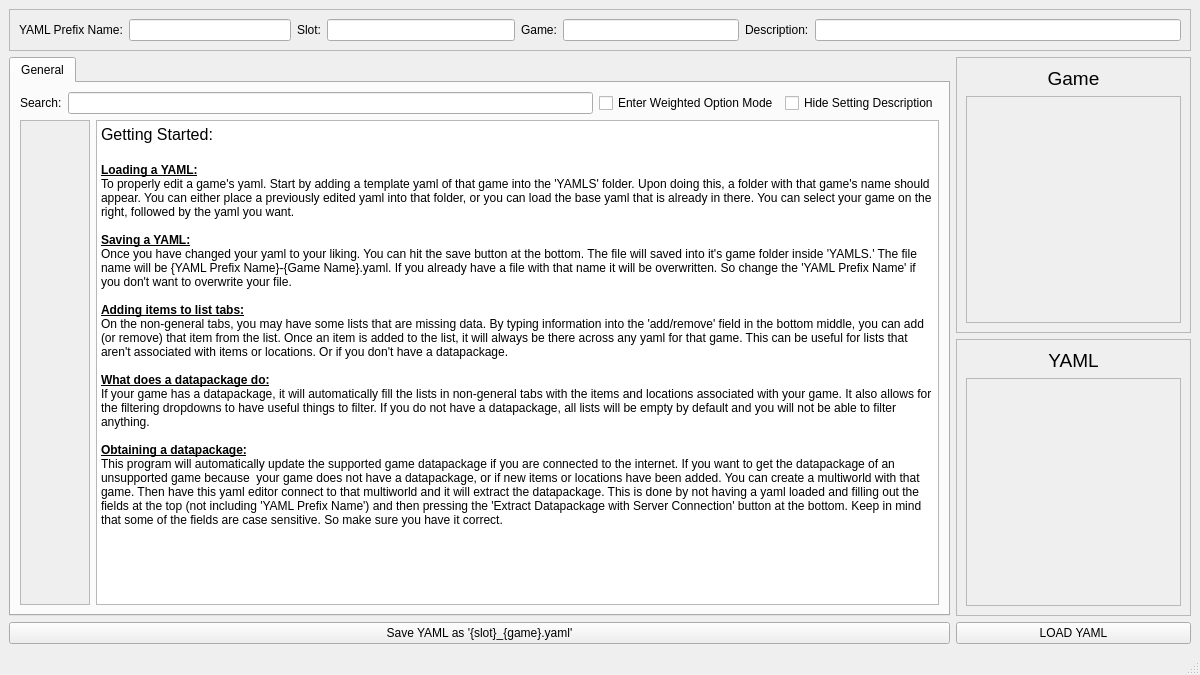
Above: main.ui from RayStormThunder/yaml_editor before the change. Below: the same form after it.
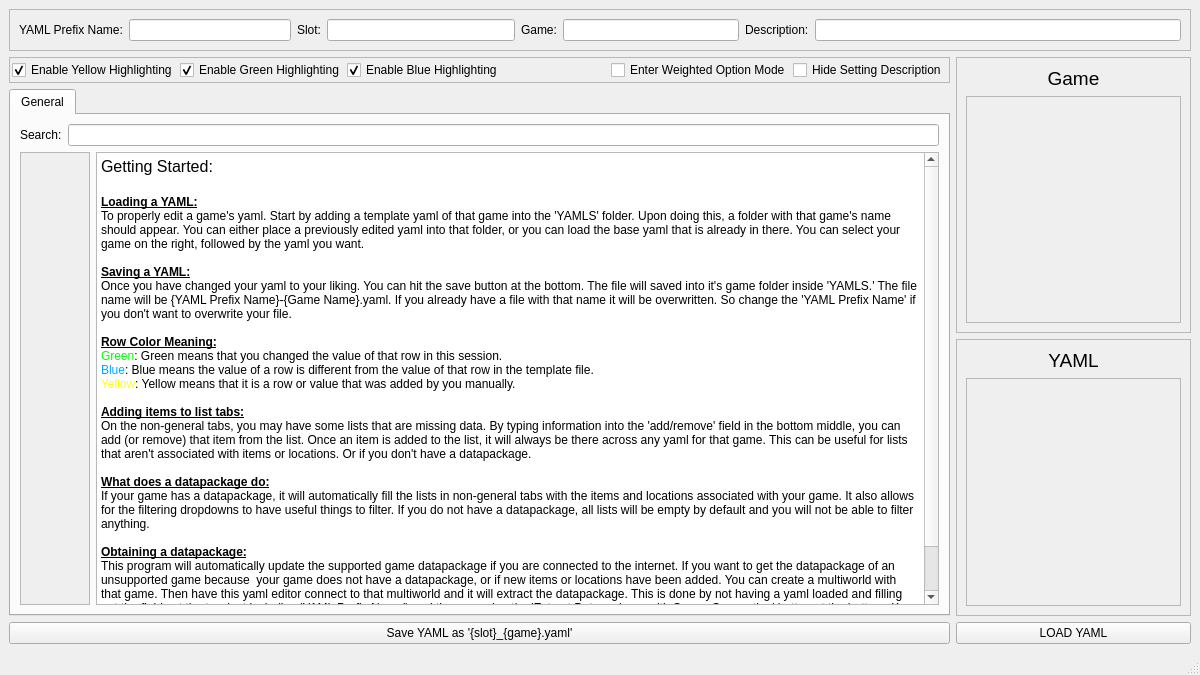
That is the form after the change.

The edit to the form file:
```diff
--- a/main.ui
+++ b/main.ui
@@ -29,7 +29,7 @@
       <property name="frameShadow">
        <enum>QFrame::Shadow::Raised</enum>
       </property>
-      <layout class="QHBoxLayout" name="horizontalLayout">
+      <layout class="QVBoxLayout" name="verticalLayout_8">
        <item>
         <layout class="QHBoxLayout" name="TopBar" stretch="5,4,4,8">
          <item>
@@ -96,6 +96,92 @@
     <item>
      <layout class="QHBoxLayout" name="MainHorizontal" stretch="4,1">
       <item>
+       <layout class="QVBoxLayout" name="verticalLayout_9">
+        <item>
+         <widget class="QFrame" name="Settings">
+          <property name="frameShape">
+           <enum>QFrame::Shape::StyledPanel</enum>
+          </property>
+          <property name="frameShadow">
+           <enum>QFrame::Shadow::Raised</enum>
+          </property>
+          <layout class="QHBoxLayout" name="horizontalLayout">
+           <property name="spacing">
+            <number>2</number>
+           </property>
+           <property name="leftMargin">
+            <number>2</number>
+           </property>
+           <property name="topMargin">
+            <number>2</number>
+           </property>
+           <property name="rightMargin">
+            <number>2</number>
+           </property>
+           <property name="bottomMargin">
+            <number>2</number>
+           </property>
+           <item>
+            <widget class="QCheckBox" name="RedState">
+             <property name="text">
+              <string>Enable Yellow Highlighting</string>
+             </property>
+             <property name="checked">
+              <bool>true</bool>
+             </property>
+            </widget>
+           </item>
+           <item>
+            <widget class="QCheckBox" name="GreenState">
+             <property name="text">
+              <string>Enable Green Highlighting</string>
+             </property>
+             <property name="checked">
+              <bool>true</bool>
+             </property>
+            </widget>
+           </item>
+           <item>
+            <widget class="QCheckBox" name="BlueState">
+             <property name="text">
+              <string>Enable Blue Highlighting</string>
+             </property>
+             <property name="checked">
+              <bool>true</bool>
+             </property>
+            </widget>
+           </item>
+           <item>
+            <spacer name="horizontalSpacer">
+             <property name="orientation">
+              <enum>Qt::Orientation::Horizontal</enum>
+             </property>
+             <property name="sizeHint" stdset="0">
+              <size>
+               <width>40</width>
+               <height>20</height>
+              </size>
+             </property>
+            </spacer>
+           </item>
+           <item>
+            <widget class="QCheckBox" name="WeightedSettingsEnabled">
+             <property name="text">
+              <string>Enter Weighted Option Mode</string>
+             </property>
+            </widget>
+           </item>
+           <item>
+            <widget class="QCheckBox" name="HideDescriptionTextEnabled">
+             <property name="text">
+              <string>Hide Setting Description</string>
+             </property>
+            </widget>
+           </item>
+          </layout>
+         </widget>
+        </item>
+        <item>
        <widget class="QTabWidget" name="MainTabs">
         <widget class="QWidget" name="General">
          <attribute name="title">
@@ -114,20 +200,6 @@
             <item>
              <widget class="QLineEdit" name="SearchField"/>
             </item>
-            <item>
-             <widget class="QCheckBox" name="WeightedSettingsEnabled">
-              <property name="text">
-               <string>Enter Weighted Option Mode</string>
-              </property>
-             </widget>
-            </item>
-            <item>
-             <widget class="QCheckBox" name="HideDescriptionTextEnabled">
-              <property name="text">
-               <string>Hide Setting Description</string>
-              </property>
-             </widget>
-            </item>
            </layout>
           </item>
           <item>
@@ -152,7 +224,7 @@
                  <x>0</x>
                  <y>0</y>
                  <width>49</width>
-                 <height>486</height>
+                   <height>454</height>
                 </rect>
                </property>
                <layout class="QVBoxLayout" name="verticalLayout_5">
@@ -245,7 +317,8 @@
 &lt;p style=&quot;-qt-paragraph-type:empty; margin-top:0px; margin-bottom:0px; margin-left:0px; margin-right:0px; -qt-block-indent:0; text-indent:0px;&quot;&gt;&lt;br /&gt;&lt;/p&gt;
 &lt;p style=&quot; margin-top:0px; margin-bottom:0px; margin-left:0px; margin-right:0px; -qt-block-indent:0; text-indent:0px;&quot;&gt;&lt;span style=&quot; font-weight:700; text-decoration: underline;&quot;&gt;Saving a YAML:&lt;/span&gt;&lt;/p&gt;
 &lt;p style=&quot; margin-top:0px; margin-bottom:0px; margin-left:0px; margin-right:0px; -qt-block-indent:0; text-indent:0px;&quot;&gt;Once you have changed your yaml to your liking. You can hit the save button at the bottom. The file will saved into it's game folder inside 'YAMLS.' The file name will be {YAML Prefix Name}-{Game Name}.yaml. If you already have a file with that name it will be overwritten. So change the 'YAML Prefix Name' if you don't want to overwrite your file.&lt;/p&gt;
-&lt;p style=&quot;-qt-paragraph-type:empty; margin-top:0px; margin-bottom:0px; margin-left:0px; margin-right:0px; -qt-block-indent:0; text-indent:0px;&quot;&gt;&lt;br /&gt;&lt;/p&gt;
+&lt;p style=&quot; margin-top:0px; margin-bottom:0px; margin-left:0px; margin-right:0px; -qt-block-indent:0; text-indent:0px;&quot;&gt;&lt;br /&gt;&lt;span style=&quot; font-weight:700; text-decoration: underline;&quot;&gt;Row Color Meaning:&lt;/span&gt;&lt;/p&gt;
+&lt;p style=&quot; margin-top:0px; margin-bottom:0px; margin-left:0px; margin-right:0px; -qt-block-indent:0; text-indent:0px;&quot;&gt;&lt;span style=&quot; color:#00ff00;&quot;&gt;Green&lt;/span&gt;: Green means that you changed the value of that row in this session.&lt;br /&gt;&lt;span style=&quot; color:#00aaff;&quot;&gt;Blue&lt;/span&gt;: Blue means the value of a row is different from the value of that row in the template file.&lt;br /&gt;&lt;span style=&quot; color:#ffff00;&quot;&gt;Yellow&lt;/span&gt;: Yellow means that it is a row or value that was added by you manually.&lt;br /&gt;&lt;/p&gt;
 &lt;p style=&quot; margin-top:0px; margin-bottom:0px; margin-left:0px; margin-right:0px; -qt-block-indent:0; text-indent:0px;&quot;&gt;&lt;span style=&quot; font-weight:700; text-decoration: underline;&quot;&gt;Adding items to list tabs:&lt;/span&gt;&lt;/p&gt;
 &lt;p style=&quot; margin-top:0px; margin-bottom:0px; margin-left:0px; margin-right:0px; -qt-block-indent:0; text-indent:0px;&quot;&gt;On the non-general tabs, you may have some lists that are missing data. By typing information into the 'add/remove' field in the bottom middle, you can add (or remove) that item from the list. Once an item is added to the list, it will always be there across any yaml for that game. This can be useful for lists that aren't associated with items or locations. Or if you don't have a datapackage.&lt;/p&gt;
 &lt;p style=&quot;-qt-paragraph-type:empty; margin-top:0px; margin-bottom:0px; margin-left:0px; margin-right:0px; -qt-block-indent:0; text-indent:0px;&quot;&gt;&lt;br /&gt;&lt;/p&gt;
@@ -266,6 +339,8 @@
          </layout>
         </widget>
        </widget>
+        </item>
+       </layout>
       </item>
       <item>
        <layout class="QVBoxLayout" name="Selection">
```
Left out of the diff: 10 changed lines with no effect on the pictures. Lines whose indentation alone changed are shown as unchanged.
